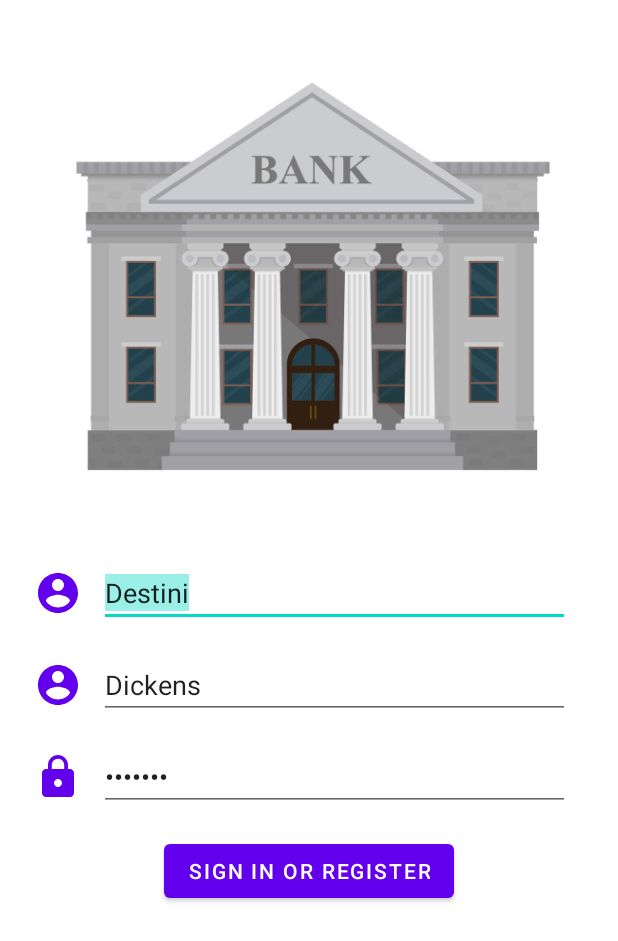
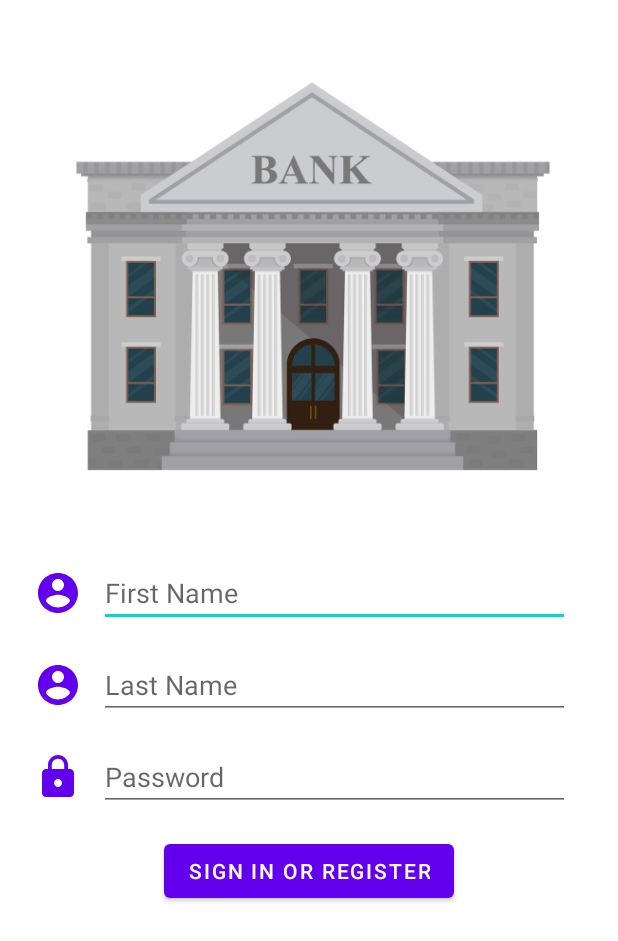
Before and after one commit to deconinckflo/SecureBankAccountsGroup7, an Android app: the screen it shows after launch (LoginActivity), on a phone screen of 412 x 824 dp. Shown: the top 941 px of the screen. Run offline under Robolectric (Android 15) with nearby library versions, the light colour scheme and no system bars; libraries missing offline, so code that uses them is left out: com.pranavpandey.android.

Commit message:
delete mock

```diff
--- a/app/src/main/res/layout/activity_login.xml
+++ b/app/src/main/res/layout/activity_login.xml
@@ -22,7 +22,6 @@
         android:hint="@string/prompt_firstName"
         android:inputType="textEmailAddress"
         android:selectAllOnFocus="true"
-        android:text="Destini"
         app:layout_constraintEnd_toEndOf="parent"
         app:layout_constraintStart_toStartOf="parent"
         app:layout_constraintTop_toBottomOf="@+id/imageView" />
@@ -37,7 +36,6 @@
         android:hint="@string/prompt_lastName"
         android:inputType="textEmailAddress"
         android:selectAllOnFocus="true"
-        android:text="Dickens"
         app:layout_constraintEnd_toEndOf="parent"
         app:layout_constraintStart_toStartOf="parent"
         app:layout_constraintTop_toBottomOf="@+id/firstNameText" />
@@ -55,7 +53,6 @@
         android:imeOptions="actionDone"
         android:inputType="textPassword"
         android:selectAllOnFocus="true"
-        android:text="bonjour"
         app:layout_constraintEnd_toEndOf="parent"
         app:layout_constraintHorizontal_bias="1.0"
         app:layout_constraintStart_toStartOf="parent"
```
